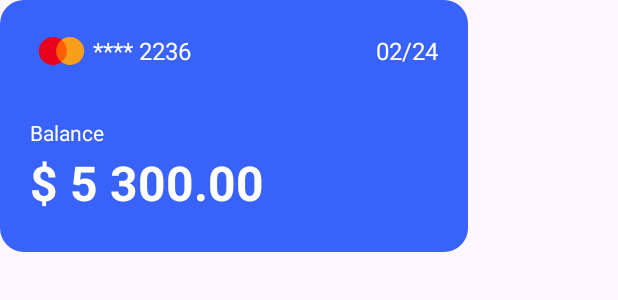
After one commit to Nomonjon0124/Mobile_Bank, an Android app: the layout item_card.xml on its own in the app's theme, with its tools: preview values and no code run, on a phone screen of 412 x 824 dp. The commit adds this screen. Shown: the top 300 px of the screen. Run offline under Robolectric (Android 15) with nearby library versions, the phone set to English and light mode, and no system bars.

Commit message:
card qo'shildi

```diff
--- a/app/src/main/java/com/ummug/mobilebank/MainActivity.kt
+++ b/app/src/main/java/com/ummug/mobilebank/MainActivity.kt
@@ -2,6 +2,7 @@ package com.ummug.mobilebank
 
 import androidx.appcompat.app.AppCompatActivity
 import android.os.Bundle
+import com.ummug.mobilebank.ui.Home.HomeFragment
 import com.ummug.mobilebank.ui.SplashFragment1
 import dagger.hilt.android.AndroidEntryPoint
 
@@ -14,7 +15,7 @@ class MainActivity : AppCompatActivity() {
 
         supportFragmentManager.beginTransaction()
             .setReorderingAllowed(true)
-            .replace(R.id.container,SplashFragment1())
+            .replace(R.id.container,HomeFragment())
             .commit()
     }
 }
--- /dev/null
+++ b/app/src/main/res/drawable/card.xml
@@ -0,0 +1,10 @@
+<?xml version="1.0" encoding="utf-8"?>
+<shape
+    xmlns:android="http://schemas.android.com/apk/res/android"
+    android:shape="rectangle"
+    >
+    <solid android:color="#3862F8"/>
+    <corners android:radius="16dp"/>
+
+
+</shape>
--- /dev/null
+++ b/app/src/main/res/drawable/mastercard_logo_wine_1.xml
@@ -0,0 +1,18 @@
+<vector xmlns:android="http://schemas.android.com/apk/res/android"
+    android:width="42dp"
+    android:height="28dp"
+    android:viewportWidth="42"
+    android:viewportHeight="28">
+  <path
+      android:pathData="M16.51,6.663H25.494V21.336H16.51V6.663Z"
+      android:fillColor="#FF5F00"/>
+  <path
+      android:pathData="M17.435,14.001C17.434,12.588 17.754,11.193 18.372,9.922C18.989,8.651 19.888,7.537 20.999,6.665C19.623,5.583 17.969,4.91 16.229,4.724C14.488,4.537 12.729,4.844 11.155,5.609C9.58,6.374 8.252,7.567 7.323,9.051C6.394,10.535 5.902,12.251 5.902,14.002C5.902,15.753 6.394,17.468 7.323,18.952C8.252,20.437 9.58,21.629 11.155,22.395C12.729,23.16 14.488,23.467 16.229,23.28C17.969,23.093 19.623,22.421 20.999,21.339C19.888,20.466 18.989,19.352 18.371,18.081C17.754,16.809 17.434,15.414 17.435,14.001V14.001Z"
+      android:fillColor="#EB001B"/>
+  <path
+      android:pathData="M35.207,19.783V19.483H35.336V19.42H35.028V19.483H35.15V19.783L35.207,19.783ZM35.805,19.783V19.42H35.712L35.603,19.68L35.494,19.42H35.401V19.783H35.468V19.508L35.569,19.744H35.639L35.741,19.508V19.783H35.805Z"
+      android:fillColor="#F79E1B"/>
+  <path
+      android:pathData="M36.098,14C36.098,15.751 35.605,17.467 34.676,18.951C33.747,20.435 32.419,21.628 30.844,22.394C29.27,23.159 27.511,23.465 25.77,23.278C24.029,23.091 22.376,22.418 20.999,21.336C22.11,20.463 23.008,19.349 23.626,18.078C24.244,16.807 24.565,15.412 24.565,13.999C24.565,12.586 24.244,11.191 23.626,9.92C23.008,8.649 22.11,7.535 20.999,6.662C22.376,5.58 24.029,4.907 25.77,4.72C27.511,4.533 29.27,4.839 30.844,5.605C32.419,6.37 33.747,7.563 34.676,9.047C35.605,10.531 36.098,12.247 36.098,13.998V14Z"
+      android:fillColor="#F79E1B"/>
+</vector>
--- /dev/null
+++ b/app/src/main/res/layout/item_card.xml
@@ -0,0 +1,72 @@
+<?xml version="1.0" encoding="utf-8"?>
+<LinearLayout xmlns:android="http://schemas.android.com/apk/res/android"
+    android:layout_width="match_parent"
+    android:layout_height="match_parent"
+
+    >
+
+    <FrameLayout
+        android:id="@+id/card_item"
+        android:layout_width="312dp"
+        android:layout_height="168dp"
+        android:background="@drawable/card"
+        android:padding="20dp">
+
+
+        <LinearLayout
+            android:layout_width="match_parent"
+            android:layout_height="28dp">
+
+            <ImageView
+                android:layout_width="wrap_content"
+                android:layout_height="match_parent"
+                android:src="@drawable/mastercard_logo_wine_1" />
+
+            <TextView
+                android:layout_width="wrap_content"
+                android:layout_height="match_parent"
+                android:gravity="center"
+                android:text="**** 2236"
+                android:textColor="@color/white"
+                android:textSize="16sp" />
+
+            <Space
+                android:layout_width="0dp"
+                android:layout_height="0dp"
+                android:layout_weight="1" />
+
+            <TextView
+                android:layout_width="wrap_content"
+                android:layout_height="match_parent"
+                android:gravity="center"
+                android:text="02/24"
+                android:textColor="@color/white"
+                android:textSize="16sp" />
+        </LinearLayout>
+
+        <LinearLayout
+            android:layout_width="match_parent"
+            android:layout_height="69dp"
+            android:layout_gravity="bottom"
+            android:orientation="vertical">
+
+            <TextView
+                android:layout_width="wrap_content"
+                android:layout_height="21dp"
+                android:text="Balance"
+                android:textColor="@color/white"
+                android:textSize="14sp" />
+
+            <TextView
+                android:layout_width="match_parent"
+                android:layout_height="match_parent"
+                android:text="$ 5 300.00"
+                android:textColor="@color/white"
+                android:textSize="32sp"
+                android:textStyle="bold"
+
+                />
+
+        </LinearLayout>
+    </FrameLayout>
+</LinearLayout>
```
Also changed, not shown: app/src/main/java/com/ummug/mobilebank/ui/SplashFragment1.kt (+4 -6 lines), app/src/main/res/drawable/alert.xml (added, +9 -0 lines), app/src/main/res/layout/fragmnet_home.xml (+38 -2 lines).
